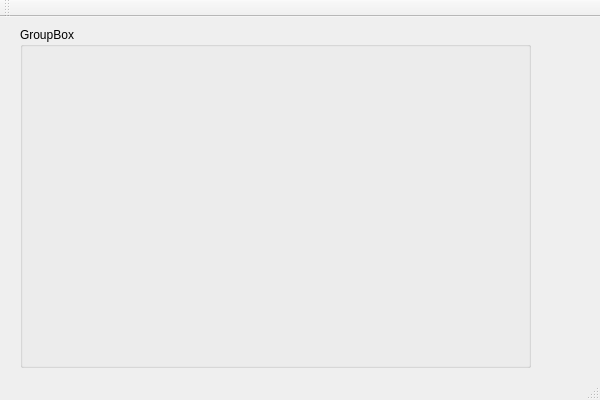
Before: the Qt Designer form src/test.qt/test.ui in whpark/biscuit, drawn with Qt 5.
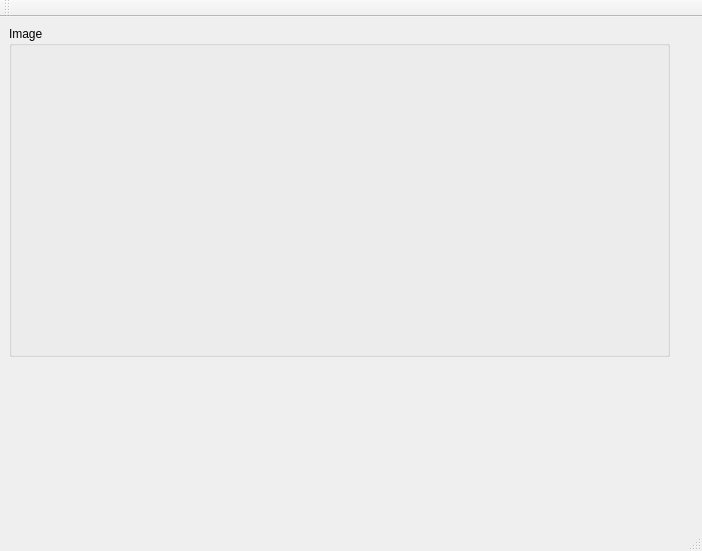
After: the same form once the commit is applied. Custom widgets are drawn as their Qt base class.

```diff
--- a/src/test.qt/test.ui
+++ b/src/test.qt/test.ui
@@ -6,8 +6,8 @@
    <rect>
     <x>0</x>
     <y>0</y>
-    <width>600</width>
-    <height>400</height>
+    <width>702</width>
+    <height>551</height>
    </rect>
   </property>
   <property name="windowTitle">
@@ -17,16 +17,20 @@
    <widget class="QGroupBox" name="grpImage">
     <property name="geometry">
      <rect>
-      <x>20</x>
-      <y>10</y>
-      <width>511</width>
-      <height>341</height>
+      <x>9</x>
+      <y>9</y>
+      <width>661</width>
+      <height>331</height>
      </rect>
     </property>
     <property name="title">
-     <string>GroupBox</string>
+     <string>Image</string>
     </property>
-    <layout class="QVBoxLayout" name="verticalLayout"/>
+    <layout class="QVBoxLayout" name="verticalLayout">
+     <item>
+      <widget class="biscuit::qt::xMatView" name="widget" native="true"/>
+     </item>
+    </layout>
    </widget>
   </widget>
   <widget class="QMenuBar" name="menuBar">
@@ -50,6 +54,14 @@
   <widget class="QStatusBar" name="statusBar"/>
  </widget>
  <layoutdefault spacing="6" margin="11"/>
+ <customwidgets>
+  <customwidget>
+   <class>biscuit::qt::xMatView</class>
+   <extends>QWidget</extends>
+   <header>biscuit/qt/biscuit_widgets.h</header>
+   <container>1</container>
+  </customwidget>
+ </customwidgets>
  <resources>
   <include location="test.qrc"/>
  </resources>
```
Left out of the diff: 2 changed lines with no effect on the pictures.
